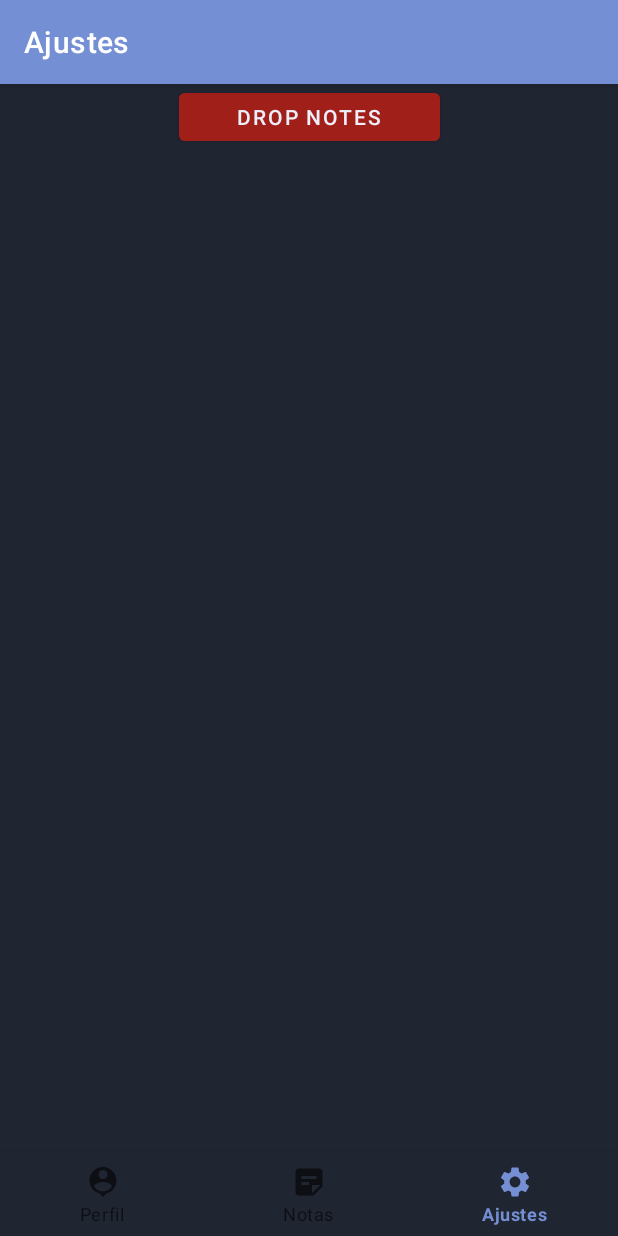
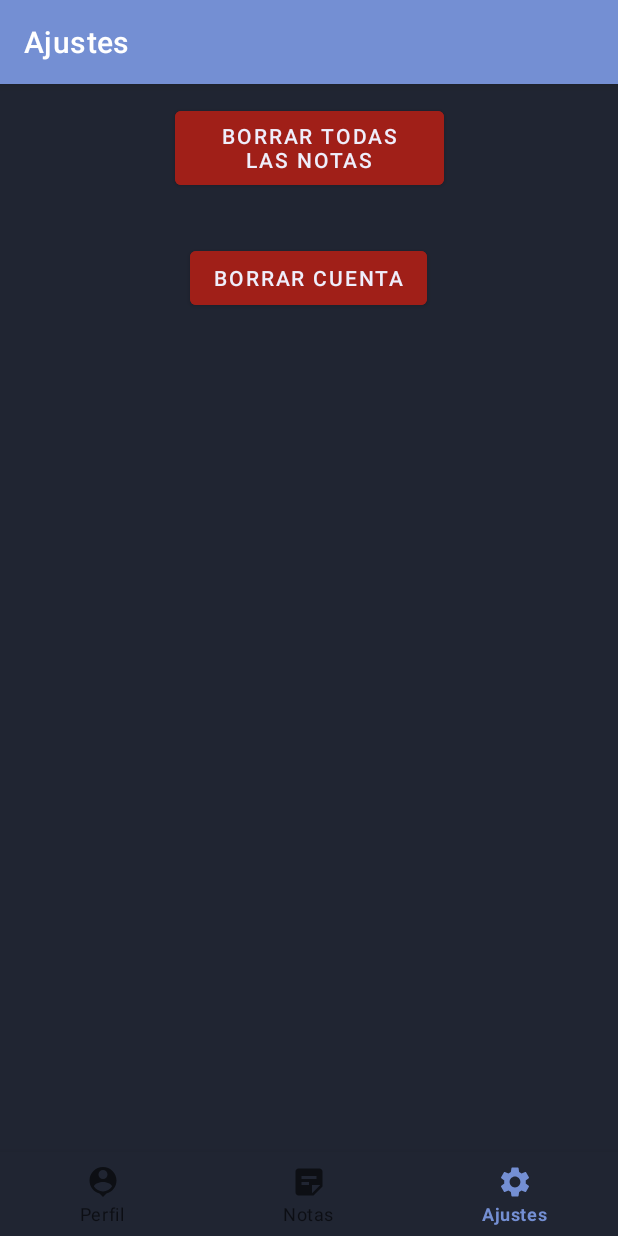
Before and after one commit to drums71ck/MyReminder, an Android app built with Jetpack Compose: the NotificationsFragment screen opened through its navigation route, on a phone screen of 412 x 824 dp. Run offline under Robolectric (Android 15) with nearby library versions, the phone set to English and light mode, and no system bars; our stand-ins replace navigation-ui.

Commit message:
borra cuenta y funciona casi todo

```diff
--- a/app/src/main/java/com/example/myreminder/notes.kt
+++ b/app/src/main/java/com/example/myreminder/notes.kt
@@ -10,6 +10,12 @@ import androidx.navigation.ui.setupActionBarWithNavController
 import androidx.navigation.ui.setupWithNavController
 import com.example.myreminder.databinding.ActivityNotesBinding
 
+
+/**
+ * Esta clase es la controladora de los fragments
+ * de home/dashborad/notification
+ *
+ */
 class notes : AppCompatActivity() {
 
     private lateinit var binding: ActivityNotesBinding
--- a/app/src/main/java/com/example/myreminder/ui/dashboard/DashboardViewModel.kt
+++ b/app/src/main/java/com/example/myreminder/ui/dashboard/DashboardViewModel.kt
@@ -4,6 +4,11 @@ import androidx.lifecycle.LiveData
 import androidx.lifecycle.MutableLiveData
 import androidx.lifecycle.ViewModel
 
+/**
+ * Esta clase esta encargada de controlar el
+ * View del fragment home
+ *
+ */
 class DashboardViewModel : ViewModel() {
 
     private val _text = MutableLiveData<String>().apply {
--- a/app/src/main/java/com/example/myreminder/ui/notifications/NotificationsFragment.kt
+++ b/app/src/main/java/com/example/myreminder/ui/notifications/NotificationsFragment.kt
@@ -1,6 +1,7 @@
 package com.example.myreminder.ui.notifications
 
 import DataBaseConnection
+import android.content.Intent
 import android.os.Bundle
 import android.view.LayoutInflater
 import android.view.View
@@ -9,9 +10,17 @@ import android.widget.Button
 import android.widget.TextView
 import androidx.fragment.app.Fragment
 import androidx.lifecycle.ViewModelProvider
+import com.example.myreminder.MainActivity
 import com.example.myreminder.R
 import com.example.myreminder.databinding.FragmentNotificationsBinding
+import com.google.android.material.dialog.MaterialAlertDialogBuilder
 
+/**
+ * @author drumstick
+ * Este fragmento esta encargada de los ajustes
+ * de la aplicación
+ *
+ */
 class NotificationsFragment : Fragment() {
 
     private var _binding: FragmentNotificationsBinding? = null
@@ -21,6 +30,7 @@ class NotificationsFragment : Fragment() {
     private val binding get() = _binding!!
     private lateinit var btnDropAll: Button
     private lateinit var dbHelper : DataBaseConnection
+    private lateinit var btnDropAccount: Button
 
     override fun onCreateView(
         inflater: LayoutInflater,
@@ -32,18 +42,42 @@ class NotificationsFragment : Fragment() {
         dbHelper = DataBaseConnection(requireContext())
         _binding = FragmentNotificationsBinding.inflate(inflater, container, false)
         val root: View = binding.root
-        btnDropAll = root.findViewById<Button>(R.id.btnDropAllNotes)
+        btnDropAll = root.findViewById(R.id.btnDropAllNotes)
+        btnDropAccount = root.findViewById(R.id.btnDropAccount)
 
         btnDropAll.setOnClickListener(){
             dbHelper.deleteAllPostIt()
+        }
+        btnDropAccount.setOnClickListener(){
+            createAlert()
         }
 
 
         return root
     }
 
+    private fun createAlert() {
+        MaterialAlertDialogBuilder(requireContext())
+            .setTitle(resources.getString(R.string.strQuestionDrop))
+            .setMessage(resources.getString(R.string.strQuestionDescription))
+            .setNegativeButton("No"){ dialog, which ->
+
+            }
+            .setPositiveButton("Ok"){ dialog, which ->
+                val email = MainActivity.bestEmail
+                dbHelper.deleteUserByEmail(email)
+                goTologin()
+
+            }.show()
+
+    }
+
     override fun onDestroyView() {
         super.onDestroyView()
         _binding = null
     }
+    fun goTologin(){
+        val intent = Intent(requireContext(), MainActivity::class.java)
+        startActivity(intent)
+    }
 }
--- a/app/src/main/res/layout/fragment_notifications.xml
+++ b/app/src/main/res/layout/fragment_notifications.xml
@@ -9,15 +9,28 @@
 
     <Button
         android:id="@+id/btnDropAllNotes"
-        android:layout_width="174dp"
-        android:layout_height="44dp"
+        android:layout_width="179dp"
+        android:layout_height="61dp"
         android:layout_marginBottom="16dp"
-        android:backgroundTint="#a01f18"
+        android:backgroundTint="@color/red_alert"
+        android:text="@string/strDropAllNotes"
         android:textColor="@color/skywhite"
-        android:text="DROP NOTES"
         app:layout_constraintBottom_toBottomOf="parent"
         app:layout_constraintEnd_toEndOf="parent"
         app:layout_constraintStart_toStartOf="parent"
         app:layout_constraintTop_toTopOf="parent"
         app:layout_constraintVertical_bias="0.16000003" />
+
+    <Button
+        android:id="@+id/btnDropAccount"
+        android:layout_width="wrap_content"
+        android:layout_height="wrap_content"
+        android:layout_marginTop="32dp"
+        android:backgroundTint="@color/red_alert"
+        android:text="@string/strDropAccount"
+        android:textColor="@color/skywhite"
+        app:layout_constraintEnd_toEndOf="parent"
+        app:layout_constraintHorizontal_bias="0.498"
+        app:layout_constraintStart_toStartOf="parent"
+        app:layout_constraintTop_toBottomOf="@+id/btnDropAllNotes" />
 </androidx.constraintlayout.widget.ConstraintLayout>
--- a/app/src/main/res/values/colors.xml
+++ b/app/src/main/res/values/colors.xml
@@ -13,5 +13,6 @@
     <color name="gray_blued">#5273a6</color>
     <color name="black_blued">#202532</color>
     <color name="postItBackgroundColor">#FFFFCC</color>
+    <color name="red_alert">#FFA01F18</color>
 
 </resources>
--- a/app/src/main/res/values/strings.xml
+++ b/app/src/main/res/values/strings.xml
@@ -12,5 +12,9 @@
     <string name="title_activity_notes">notes</string>
     <string name="str_postIt_tittle">Titulo</string>
     <string name="str_content_postIt">Escribe tus notas aqui ✍</string>
-    <string name="title_activity_minigame">Minigame</string>
+    <string name="title_activity_minigame" translatable="false">Minigame</string>
+    <string name="strDropAllNotes">Borrar todas las notas</string>
+    <string name="strDropAccount">Borrar cuenta</string>
+    <string name="strQuestionDrop">¿Estas seguro de eliminar tu cuenta?</string>
+    <string name="strQuestionDescription">Borrarás tu cuenta de la base de datos. No podrás acceder a ella después.</string>
 </resources>
```
Also changed, not shown: app/build.gradle (+6 -1 lines), app/src/main/java/com/example/myreminder/DataBaseConnection.kt (+89 -8 lines), app/src/main/java/com/example/myreminder/MainActivity.kt (+44 -0 lines), app/src/main/java/com/example/myreminder/Minigame.kt (+84 -21 lines), app/src/main/java/com/example/myreminder/Register.kt (+23 -6 lines), app/src/main/java/com/example/myreminder/ui/dashboard/DashboardFragment.kt (+34 -1 lines), app/src/main/java/com/example/myreminder/ui/home/HomeFragment.kt (+7 -7 lines), app/src/main/res/layout/activity_minigame.xml (+26 -1 lines), app/src/main/res/drawable/sw_off.png (added), app/src/main/res/drawable/sw_on.png (added), 3 other files.
